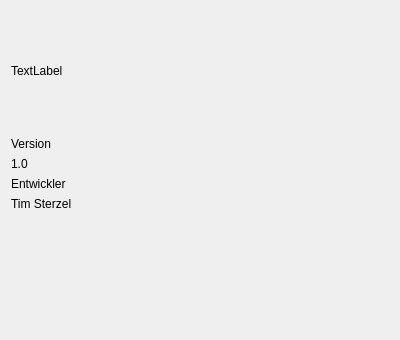
timsterzel/Ultimate-Label, file aboutdialog.ui: the form before one commit.
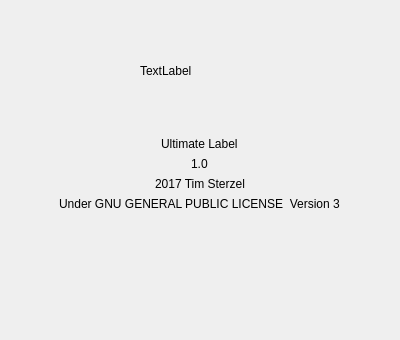
The form after the commit.

Commit message: Add infos to about dialog

```diff
--- a/aboutdialog.ui
+++ b/aboutdialog.ui
@@ -14,7 +14,7 @@
    <string>Dialog</string>
   </property>
   <layout class="QVBoxLayout" name="verticalLayout">
-   <item>
+   <item alignment="Qt::AlignHCenter">
     <widget class="QLabel" name="label_logo">
      <property name="minimumSize">
       <size>
@@ -33,31 +33,31 @@
      </property>
     </widget>
    </item>
-   <item>
-    <widget class="QLabel" name="label_versionHeader">
+   <item alignment="Qt::AlignHCenter">
+    <widget class="QLabel" name="label_appName">
      <property name="text">
-      <string>Version</string>
+      <string>Ultimate Label</string>
      </property>
     </widget>
    </item>
-   <item>
-    <widget class="QLabel" name="label_versionValue">
+   <item alignment="Qt::AlignHCenter">
+    <widget class="QLabel" name="label_version">
      <property name="text">
       <string>1.0</string>
      </property>
     </widget>
    </item>
-   <item>
-    <widget class="QLabel" name="label_developerHeader">
+   <item alignment="Qt::AlignHCenter">
+    <widget class="QLabel" name="label_developer">
      <property name="text">
-      <string>Entwickler</string>
+      <string>2017 Tim Sterzel</string>
      </property>
     </widget>
    </item>
-   <item>
-    <widget class="QLabel" name="label_developerValue">
+   <item alignment="Qt::AlignHCenter">
+    <widget class="QLabel" name="label">
      <property name="text">
-      <string>Tim Sterzel</string>
+      <string>Under GNU GENERAL PUBLIC LICENSE  Version 3</string>
      </property>
     </widget>
    </item>
```
